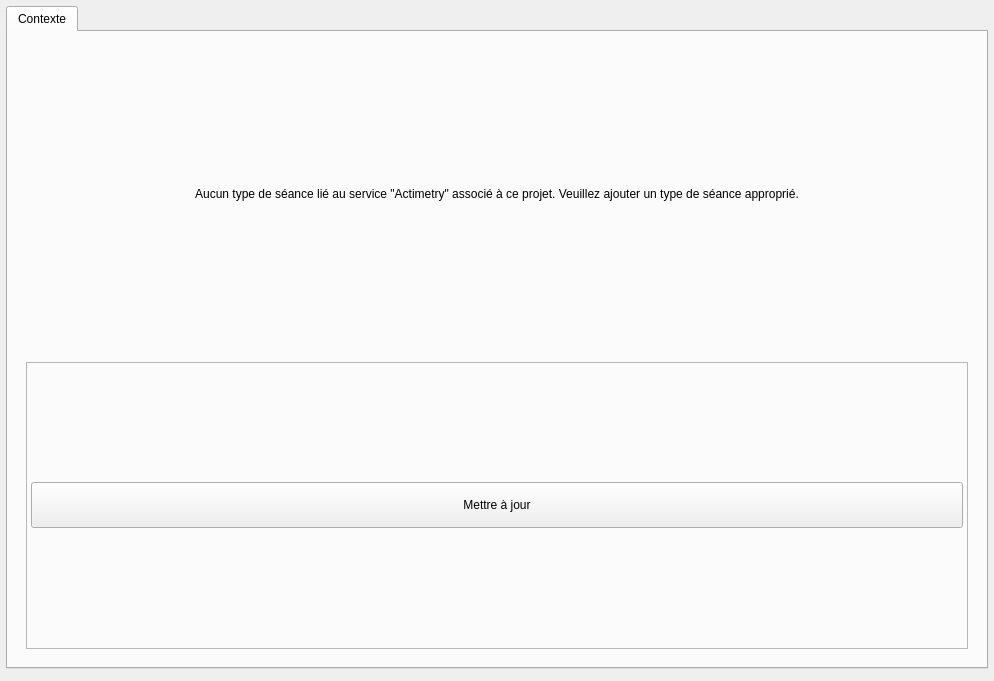
Before: the Qt Designer form client/src/services/ActimetryService/ActimetryConfigWidget.ui in introlab/openteraplus, drawn with Qt 5.
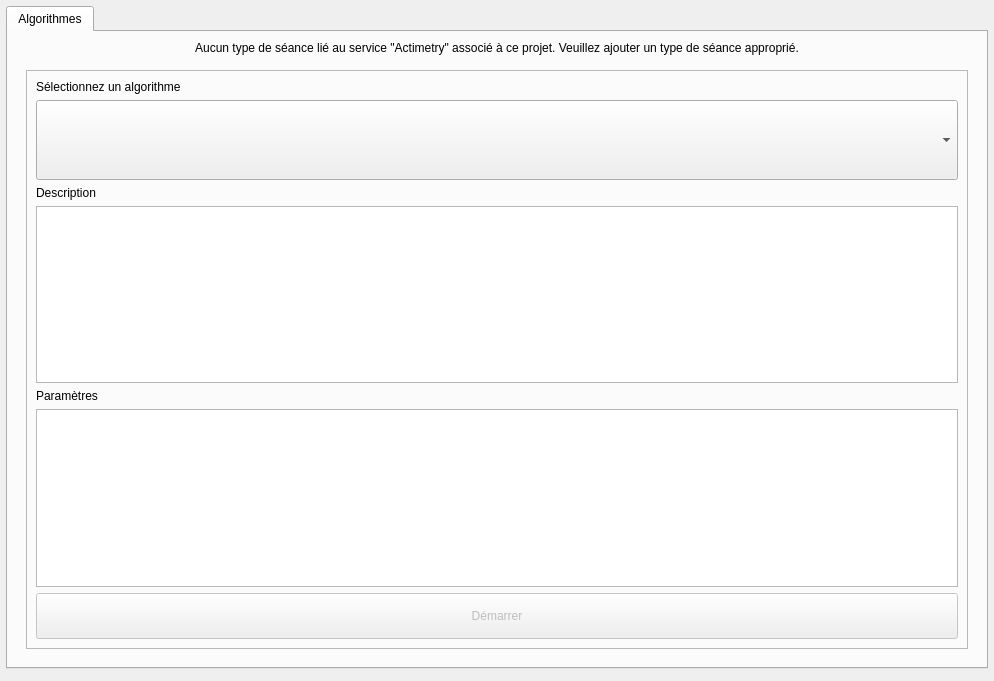
After: the same form once the commit is applied. Icons and pictures are not drawn. Custom widgets are drawn as their Qt base class.

Commit message: Refs #110, basic handling of algorithms

Diff of the .ui file:
```diff
--- a/client/src/services/ActimetryService/ActimetryConfigWidget.ui
+++ b/client/src/services/ActimetryService/ActimetryConfigWidget.ui
@@ -46,7 +46,7 @@
         <normaloff>:/icons/details.png</normaloff>:/icons/details.png</iconset>
       </attribute>
       <attribute name="title">
-       <string>Contexte</string>
+       <string>Algorithmes</string>
       </attribute>
       <layout class="QVBoxLayout" name="verticalLayout_5">
        <item>
@@ -76,23 +76,60 @@
             <property name="frameShadow">
              <enum>QFrame::Shadow::Raised</enum>
             </property>
-            <layout class="QHBoxLayout" name="horizontalLayout_3">
-             <property name="leftMargin">
-              <number>4</number>
-             </property>
-             <property name="topMargin">
-              <number>4</number>
-             </property>
-             <property name="rightMargin">
-              <number>4</number>
-             </property>
-             <property name="bottomMargin">
-              <number>4</number>
-             </property>
+            <layout class="QVBoxLayout" name="verticalLayout_3">
              <item>
-              <widget class="QPushButton" name="btnSave">
+              <widget class="QLabel" name="lblSelectAlgorithm">
+               <property name="maximumSize">
+                <size>
+                 <width>16777215</width>
+                 <height>30</height>
+                </size>
+               </property>
+               <property name="text">
+                <string>Sélectionnez un algorithme</string>
+               </property>
+              </widget>
+             </item>
+             <item>
+              <widget class="QComboBox" name="comboAlgorithms">
+               <property name="minimumSize">
+                <size>
+                 <width>0</width>
+                 <height>80</height>
+                </size>
+               </property>
+              </widget>
+             </item>
+             <item>
+              <widget class="QLabel" name="lblDescription">
+               <property name="text">
+                <string>Description</string>
+               </property>
+              </widget>
+             </item>
+             <item>
+              <widget class="QTextEdit" name="textEdit"/>
+             </item>
+             <item>
+              <widget class="QLabel" name="lblParameters">
+               <property name="text">
+                <string>Paramètres</string>
+               </property>
+              </widget>
+             </item>
+             <item>
+              <widget class="QTextEdit" name="textEditParameters"/>
+             </item>
+             <item>
+              <widget class="QPushButton" name="btnRun">
                <property name="enabled">
-                <bool>true</bool>
+                <bool>false</bool>
+               </property>
+               <property name="sizePolicy">
+                <sizepolicy hsizetype="Minimum" vsizetype="Fixed">
+                 <horstretch>0</horstretch>
+                 <verstretch>3</verstretch>
+                </sizepolicy>
                </property>
                <property name="minimumSize">
                 <size>
@@ -104,7 +141,7 @@
                 <cursorShape>PointingHandCursor</cursorShape>
                </property>
                <property name="text">
-                <string>Mettre à jour</string>
+                <string>Démarrer</string>
                </property>
                <property name="icon">
                 <iconset resource="../../../resources/TeraClient.qrc">
```
Left out of the diff: 2 changed lines with no effect on the pictures. The commit also changes 5 other files.
